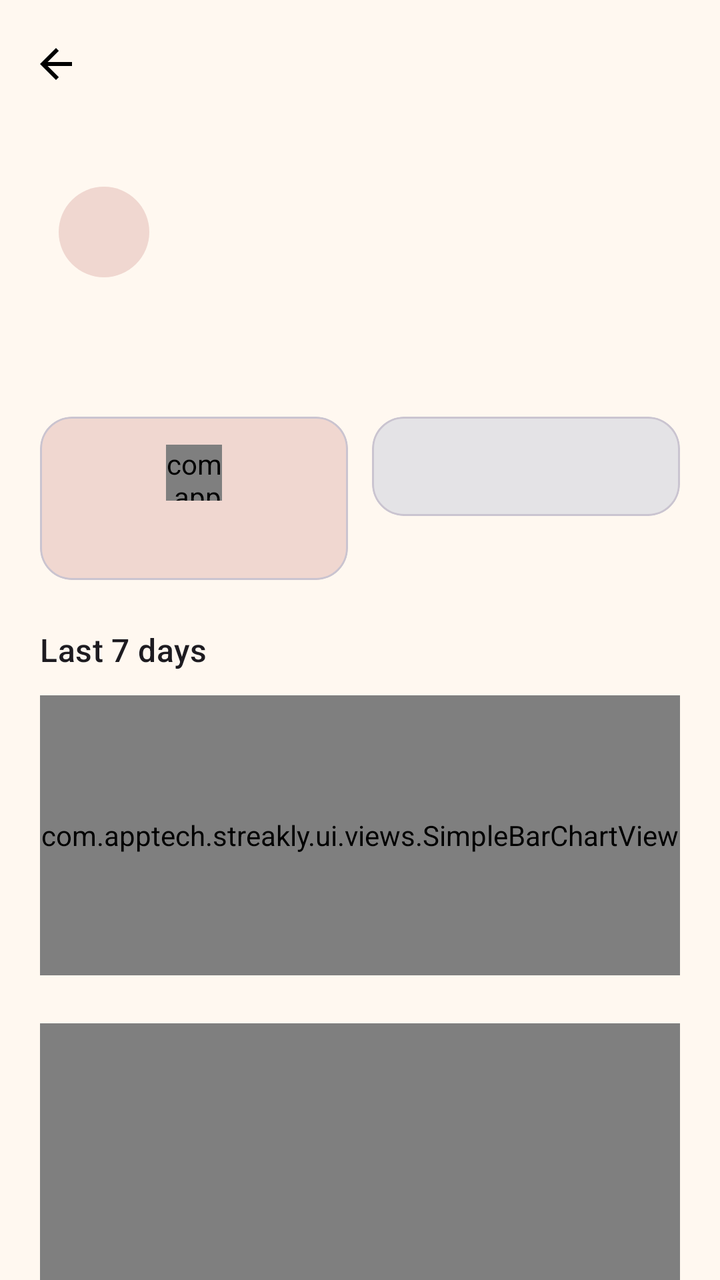
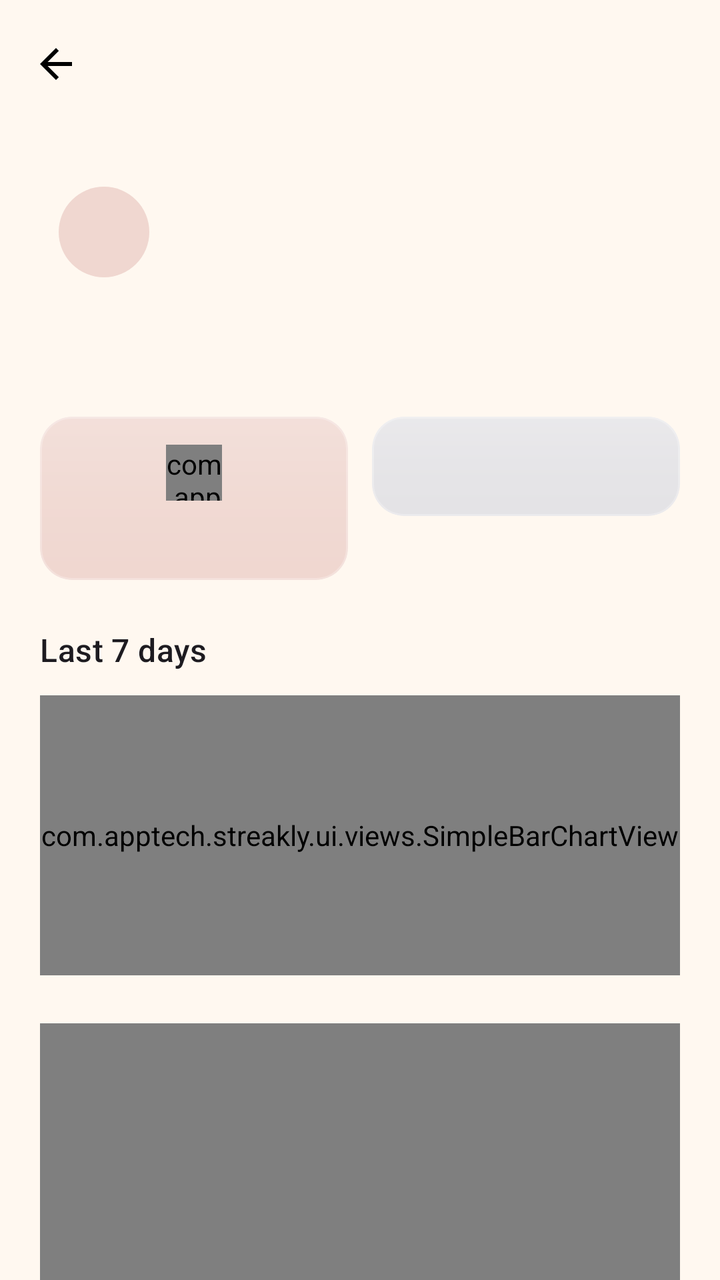

The first picture is an Android layout as it rendered before a commit; the second is the same layout after the commit. The layout source and the unified diff follow.
<!-- AndroidManifest.xml: application theme Theme.Streakly -->
<!-- res/layout/activity_habit_detail.xml -->
<?xml version="1.0" encoding="utf-8"?>
<LinearLayout xmlns:android="http://schemas.android.com/apk/res/android"
    xmlns:app="http://schemas.android.com/apk/res-auto"
    android:layout_width="match_parent"
    android:layout_height="match_parent"
    android:orientation="vertical"
    android:background="?attr/colorSurface">

    <com.google.android.material.appbar.MaterialToolbar
        android:id="@+id/toolbar"
        android:layout_width="match_parent"
        android:layout_height="wrap_content"
        android:background="?attr/colorSurface"
        app:navigationIcon="@drawable/ic_arrow_back"
        app:title="" />

    <androidx.core.widget.NestedScrollView
        android:layout_width="match_parent"
        android:layout_height="0dp"
        android:layout_weight="1">

        <LinearLayout
            android:layout_width="match_parent"
            android:layout_height="wrap_content"
            android:orientation="vertical"
            android:padding="20dp">

            <FrameLayout
                android:id="@+id/detail_icon_frame"
                android:layout_width="64dp"
                android:layout_height="64dp"
                android:background="@drawable/bg_emoji_circle">

                <TextView
                    android:id="@+id/detail_emoji"
                    android:layout_width="wrap_content"
                    android:layout_height="wrap_content"
                    android:layout_gravity="center"
                    android:textSize="22sp" />
            </FrameLayout>

            <TextView
                android:id="@+id/detail_name"
                style="?attr/textAppearanceHeadlineSmall"
                android:layout_width="wrap_content"
                android:layout_height="wrap_content"
                android:layout_marginTop="12dp" />

            <LinearLayout
                android:layout_width="match_parent"
                android:layout_height="wrap_content"
                android:orientation="horizontal"
                android:layout_marginTop="16dp">

                <com.google.android.material.card.MaterialCardView
                    android:layout_width="0dp"
                    android:layout_height="wrap_content"
                    android:layout_weight="1"
                    android:layout_marginEnd="6dp"
                    app:cardCornerRadius="16dp"
                    app:cardElevation="0dp"
                    app:cardBackgroundColor="?attr/colorPrimaryContainer">

                    <LinearLayout
                        android:layout_width="match_parent"
                        android:layout_height="wrap_content"
                        android:orientation="vertical"
                        android:padding="14dp"
                        android:gravity="center">

                        <com.apptech.streakly.ui.views.StreakFlameView
                            android:layout_width="28dp"
                            android:layout_height="28dp" />

                        <TextView
                            android:id="@+id/detail_current_streak"
                            style="?attr/textAppearanceTitleMedium"
                            android:textColor="?attr/colorOnPrimaryContainer"
                            android:layout_width="wrap_content"
                            android:layout_height="wrap_content"
                            android:layout_marginTop="4dp" />
                    </LinearLayout>
                </com.google.android.material.card.MaterialCardView>

                <com.google.android.material.card.MaterialCardView
                    android:layout_width="0dp"
                    android:layout_height="wrap_content"
                    android:layout_weight="1"
                    android:layout_marginStart="6dp"
                    app:cardCornerRadius="16dp"
                    app:cardElevation="0dp"
                    app:cardBackgroundColor="?attr/colorSecondaryContainer">

                    <LinearLayout
                        android:layout_width="match_parent"
                        android:layout_height="wrap_content"
                        android:orientation="vertical"
                        android:padding="14dp"
                        android:gravity="center">

                        <TextView
                            android:id="@+id/detail_longest_streak"
                            style="?attr/textAppearanceTitleMedium"
                            android:layout_width="wrap_content"
                            android:layout_height="wrap_content" />
                    </LinearLayout>
                </com.google.android.material.card.MaterialCardView>
            </LinearLayout>

            <TextView
                style="?attr/textAppearanceTitleMedium"
                android:layout_width="wrap_content"
                android:layout_height="wrap_content"
                android:layout_marginTop="24dp"
                android:text="@string/stats_last_7_days" />

            <com.apptech.streakly.ui.views.SimpleBarChartView
                android:id="@+id/detail_chart"
                android:layout_width="match_parent"
                android:layout_height="140dp"
                android:layout_marginTop="12dp" />

            <com.apptech.streakly.ui.views.MonthCalendarView
                android:id="@+id/detail_calendar"
                android:layout_width="match_parent"
                android:layout_height="320dp"
                android:layout_marginTop="24dp" />

        </LinearLayout>
    </androidx.core.widget.NestedScrollView>

</LinearLayout>
<!-- resources referenced by this layout -->
<resources>
  <!-- drawable bg_emoji_circle (drawable) -->
  <?xml version="1.0" encoding="utf-8"?>
  <inset xmlns:android="http://schemas.android.com/apk/res/android"
      android:insetLeft="15%"
      android:insetTop="15%"
      android:insetRight="15%"
      android:insetBottom="15%">
      <shape android:shape="oval">
          <solid android:color="?attr/colorPrimaryContainer" />
      </shape>
  </inset>
  <!-- drawable ic_arrow_back (drawable) -->
  <?xml version="1.0" encoding="utf-8"?>
  <vector xmlns:android="http://schemas.android.com/apk/res/android"
      android:width="24dp"
      android:height="24dp"
      android:viewportWidth="24"
      android:viewportHeight="24">
      <path
          android:fillColor="#FF000000"
          android:pathData="M20,11H7.83l5.59,-5.59L12,4l-8,8l8,8l1.41,-1.41L7.83,13H20V11z" />
  </vector>
  <string name="stats_last_7_days">Last 7 days</string>
  <style name="Theme.Streakly" parent="Theme.Material3.DayNight.NoActionBar">
          <item name="colorPrimary">@color/md_primary</item>
          <item name="colorOnPrimary">@color/md_on_primary</item>
          <item name="colorPrimaryContainer">@color/md_primary_container</item>
          <item name="colorOnPrimaryContainer">@color/md_on_primary_container</item>
  
          <item name="colorSecondary">@color/md_secondary</item>
          <item name="colorSecondaryContainer">@color/md_secondary_container</item>
  
          <item name="android:colorBackground">@color/md_background</item>
          <item name="colorSurface">@color/md_surface</item>
          <item name="colorSurfaceVariant">@color/md_surface_variant</item>
          <item name="colorSurfaceContainer">@color/md_surface_container</item>
          <item name="colorOnSurface">@color/md_on_surface</item>
          <item name="colorOnSurfaceVariant">@color/md_on_surface_variant</item>
          <item name="colorOutline">@color/md_outline</item>
  
          <item name="android:statusBarColor" tools:targetApi="21">@android:color/transparent</item>
          <item name="android:navigationBarColor" tools:targetApi="21">@android:color/transparent</item>
          <item name="android:windowLightStatusBar" tools:targetApi="23">true</item>
      </style>
  <color name="md_primary">#92140C</color>
  <color name="md_on_primary">#FFF8F0</color>
  <color name="md_primary_container">#F0D7D0</color>
  <color name="md_on_primary_container">#2E0A07</color>
  <color name="md_secondary">#1E1E24</color>
  <color name="md_secondary_container">#E4E3E6</color>
  <color name="md_background">#FFF8F0</color>
  <color name="md_surface">#FFF8F0</color>
  <color name="md_surface_variant">#EAE6E3</color>
  <color name="md_surface_container">#F2ECE8</color>
  <color name="md_on_surface">#1E1E24</color>
  <color name="md_on_surface_variant">#5C5650</color>
  <color name="md_outline">#8A827A</color>
</resources>

<!-- the commit's change to res/layout/activity_habit_detail.xml (unified diff, before → after) -->
@@ -59,27 +59,39 @@
                     android:layout_marginEnd="6dp"
                     app:cardCornerRadius="16dp"
                     app:cardElevation="0dp"
+                    app:strokeWidth="1dp"
+                    app:strokeColor="@color/glass_border_stroke"
                     app:cardBackgroundColor="?attr/colorPrimaryContainer">
 
-                    <LinearLayout
+                    <FrameLayout
                         android:layout_width="match_parent"
-                        android:layout_height="wrap_content"
-                        android:orientation="vertical"
-                        android:padding="14dp"
-                        android:gravity="center">
+                        android:layout_height="wrap_content">
 
-                        <com.apptech.streakly.ui.views.StreakFlameView
-                            android:layout_width="28dp"
-                            android:layout_height="28dp" />
+                        <View
+                            android:layout_width="match_parent"
+                            android:layout_height="match_parent"
+                            android:background="@drawable/glass_sheen_overlay" />
 
-                        <TextView
-                            android:id="@+id/detail_current_streak"
-                            style="?attr/textAppearanceTitleMedium"
-                            android:textColor="?attr/colorOnPrimaryContainer"
-                            android:layout_width="wrap_content"
+                        <LinearLayout
+                            android:layout_width="match_parent"
                             android:layout_height="wrap_content"
-                            android:layout_marginTop="4dp" />
-                    </LinearLayout>
+                            android:orientation="vertical"
+                            android:padding="14dp"
+                            android:gravity="center">
+
+                            <com.apptech.streakly.ui.views.StreakFlameView
+                                android:layout_width="28dp"
+                                android:layout_height="28dp" />
+
+                            <TextView
+                                android:id="@+id/detail_current_streak"
+                                style="?attr/textAppearanceTitleMedium"
+                                android:textColor="?attr/colorOnPrimaryContainer"
+                                android:layout_width="wrap_content"
+                                android:layout_height="wrap_content"
+                                android:layout_marginTop="4dp" />
+                        </LinearLayout>
+                    </FrameLayout>
                 </com.google.android.material.card.MaterialCardView>
 
                 <com.google.android.material.card.MaterialCardView
@@ -89,21 +101,33 @@
                     android:layout_marginStart="6dp"
                     app:cardCornerRadius="16dp"
                     app:cardElevation="0dp"
+                    app:strokeWidth="1dp"
+                    app:strokeColor="@color/glass_border_stroke"
                     app:cardBackgroundColor="?attr/colorSecondaryContainer">
 
-                    <LinearLayout
+                    <FrameLayout
                         android:layout_width="match_parent"
-                        android:layout_height="wrap_content"
-                        android:orientation="vertical"
-                        android:padding="14dp"
-                        android:gravity="center">
+                        android:layout_height="wrap_content">
 
-                        <TextView
-                            android:id="@+id/detail_longest_streak"
-                            style="?attr/textAppearanceTitleMedium"
-                            android:layout_width="wrap_content"
-                            android:layout_height="wrap_content" />
-                    </LinearLayout>
+                        <View
+                            android:layout_width="match_parent"
+                            android:layout_height="match_parent"
+                            android:background="@drawable/glass_sheen_overlay" />
+
+                        <LinearLayout
+                            android:layout_width="match_parent"
+                            android:layout_height="wrap_content"
+                            android:orientation="vertical"
+                            android:padding="14dp"
+                            android:gravity="center">
+
+                            <TextView
+                                android:id="@+id/detail_longest_streak"
+                                style="?attr/textAppearanceTitleMedium"
+                                android:layout_width="wrap_content"
+                                android:layout_height="wrap_content" />
+                        </LinearLayout>
+                    </FrameLayout>
                 </com.google.android.material.card.MaterialCardView>
             </LinearLayout>
 
<!-- resource entries referenced after the edit -->
@@ -1,5 +1,6 @@
 <!-- resources referenced by this layout -->
 <resources>
+  <color name="glass_border_stroke">#40FFFFFF</color>
   <!-- drawable bg_emoji_circle (drawable) -->
   <?xml version="1.0" encoding="utf-8"?>
   <inset xmlns:android="http://schemas.android.com/apk/res/android"
@@ -11,6 +12,17 @@
           <solid android:color="?attr/colorPrimaryContainer" />
       </shape>
   </inset>
+  <!-- drawable glass_sheen_overlay (drawable) -->
+  <?xml version="1.0" encoding="utf-8"?>
+  <shape xmlns:android="http://schemas.android.com/apk/res/android"
+      android:shape="rectangle">
+      <gradient
+          android:angle="90"
+          android:startColor="#00FFFFFF"
+          android:centerColor="#14FFFFFF"
+          android:endColor="#38FFFFFF"
+          android:type="linear" />
+  </shape>
   <!-- drawable ic_arrow_back (drawable) -->
   <?xml version="1.0" encoding="utf-8"?>
   <vector xmlns:android="http://schemas.android.com/apk/res/android"
